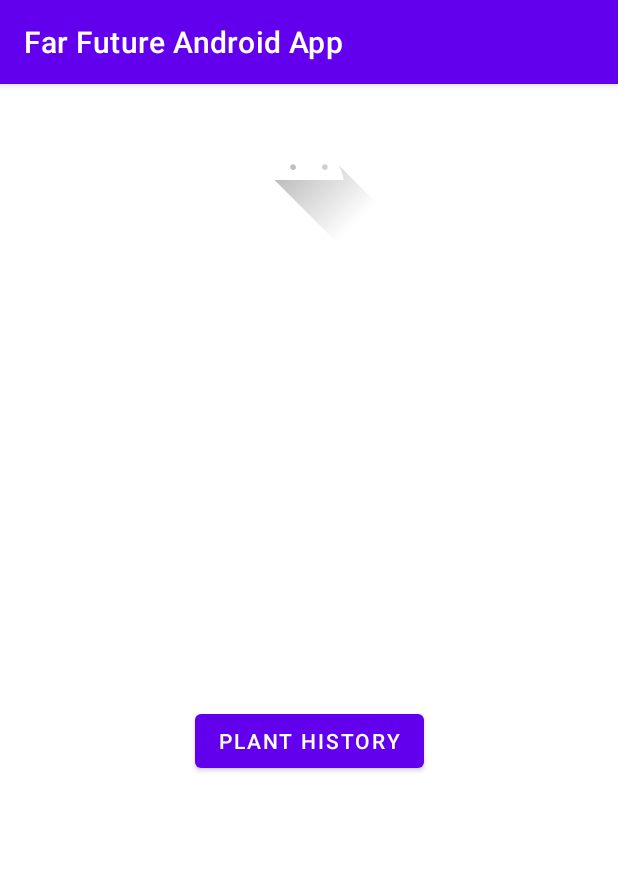
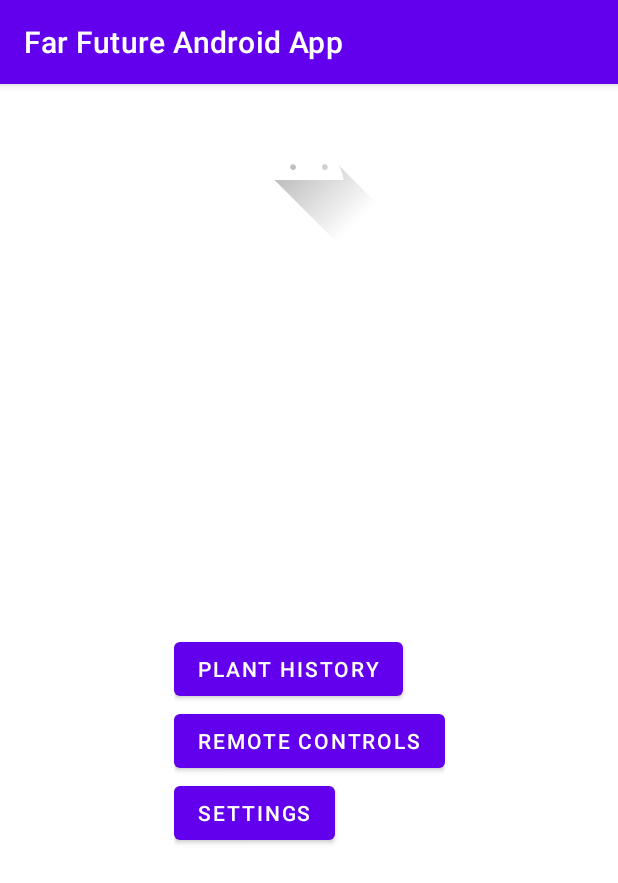
Before and after one commit to rgcesar/far-future, an Android app: the screen it shows after launch (MainActivity), on a phone screen of 412 x 824 dp. Shown: the top 883 px of the screen. Run offline under Robolectric (Android 15) with nearby library versions, the phone set to English and light mode, and no system bars.

Commit message:
app update
Added settings and command screen that are currently empty.

```diff
--- a/FarFutureAndroidApp/app/src/main/AndroidManifest.xml
+++ b/FarFutureAndroidApp/app/src/main/AndroidManifest.xml
@@ -9,9 +9,11 @@
         android:roundIcon="@mipmap/ic_launcher_round"
         android:supportsRtl="true"
         android:theme="@style/Theme.FarFutureAndroidApp">
+        <activity android:name=".Commands"></activity>
+        <activity android:name=".Settings" />
         <activity
             android:name=".DataGraph"
-            android:label="@string/title_activity_datagraph"/>
+            android:label="@string/title_activity_datagraph" />
         <activity android:name=".MainActivity">
             <intent-filter>
                 <action android:name="android.intent.action.MAIN" />
--- a/FarFutureAndroidApp/app/src/main/java/com/example/farfuture/MainActivity.kt
+++ b/FarFutureAndroidApp/app/src/main/java/com/example/farfuture/MainActivity.kt
@@ -17,12 +17,12 @@ class MainActivity : AppCompatActivity() {
     }
 
     fun toCommandsClick (view : View) {
-        val intent = Intent(this, DataGraph::class.java)
+        val intent = Intent(this, Commands::class.java)
         startActivity(intent)
     }
 
     fun toSettingsClick (view : View) {
-        val intent = Intent(this, DataGraph::class.java)
+        val intent = Intent(this, Settings::class.java)
         startActivity(intent)
     }
 
--- a/FarFutureAndroidApp/app/src/main/res/layout/activity_main.xml
+++ b/FarFutureAndroidApp/app/src/main/res/layout/activity_main.xml
@@ -18,37 +18,38 @@
         tools:layout_editor_absoluteX="141dp"
         tools:layout_editor_absoluteY="73dp" />
 
+    <LinearLayout
+        android:layout_width="wrap_content"
+        android:layout_height="wrap_content"
+        app:layout_constraintTop_toBottomOf="@id/imageView"
+        app:layout_constraintRight_toRightOf="parent"
+        app:layout_constraintLeft_toLeftOf="parent"
+        app:layout_constraintBottom_toBottomOf="parent"
+        android:orientation="vertical"
+        >
     <Button
+        android:id="@+id/toGraphButton"
         android:layout_width="wrap_content"
         android:layout_height="wrap_content"
         android:text="@string/goto_graph"
         android:onClick="toGraphClick"
-        app:layout_constraintTop_toBottomOf="@id/imageView"
-        app:layout_constraintRight_toRightOf="parent"
-        app:layout_constraintLeft_toLeftOf="parent"
-        app:layout_constraintBottom_toBottomOf="parent"
         />
-    <!--
+
     <Button
+        android:id="@+id/toCommandsButton"
         android:layout_width="wrap_content"
         android:layout_height="wrap_content"
         android:text="@string/goto_commands"
         android:onClick="toCommandsClick"
-        app:layout_constraintTop_toBottomOf="@id/imageView"
-        app:layout_constraintRight_toRightOf="parent"
-        app:layout_constraintLeft_toLeftOf="parent"
-        app:layout_constraintBottom_toBottomOf="parent"
         />
     <Button
+        android:id="@+id/toSettingsButton"
         android:layout_width="wrap_content"
         android:layout_height="wrap_content"
         android:text="@string/goto_settings"
         android:onClick="toSettingsClick"
-        app:layout_constraintTop_toBottomOf="@id/imageView"
-        app:layout_constraintRight_toRightOf="parent"
-        app:layout_constraintLeft_toLeftOf="parent"
-        app:layout_constraintBottom_toBottomOf="parent"
         />
-        -->
+    </LinearLayout>
+
 
 </androidx.constraintlayout.widget.ConstraintLayout>
```
Also changed, not shown: FarFutureAndroidApp/app/src/main/java/com/example/farfuture/Commands.kt (added, +18 -0 lines), FarFutureAndroidApp/app/src/main/java/com/example/farfuture/Settings.kt (added, +18 -0 lines), FarFutureAndroidApp/app/src/main/res/layout/activity_commands.xml (added, +22 -0 lines), FarFutureAndroidApp/app/src/main/res/layout/activity_settings.xml (added, +20 -0 lines).
